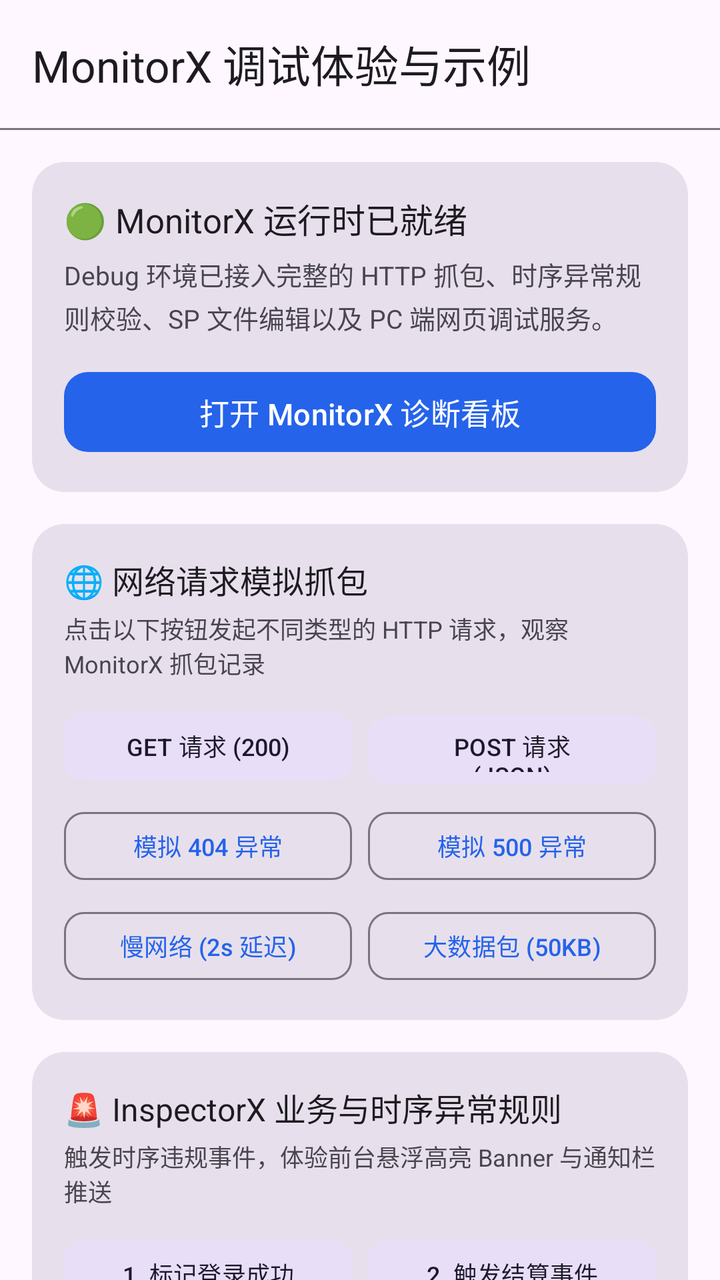
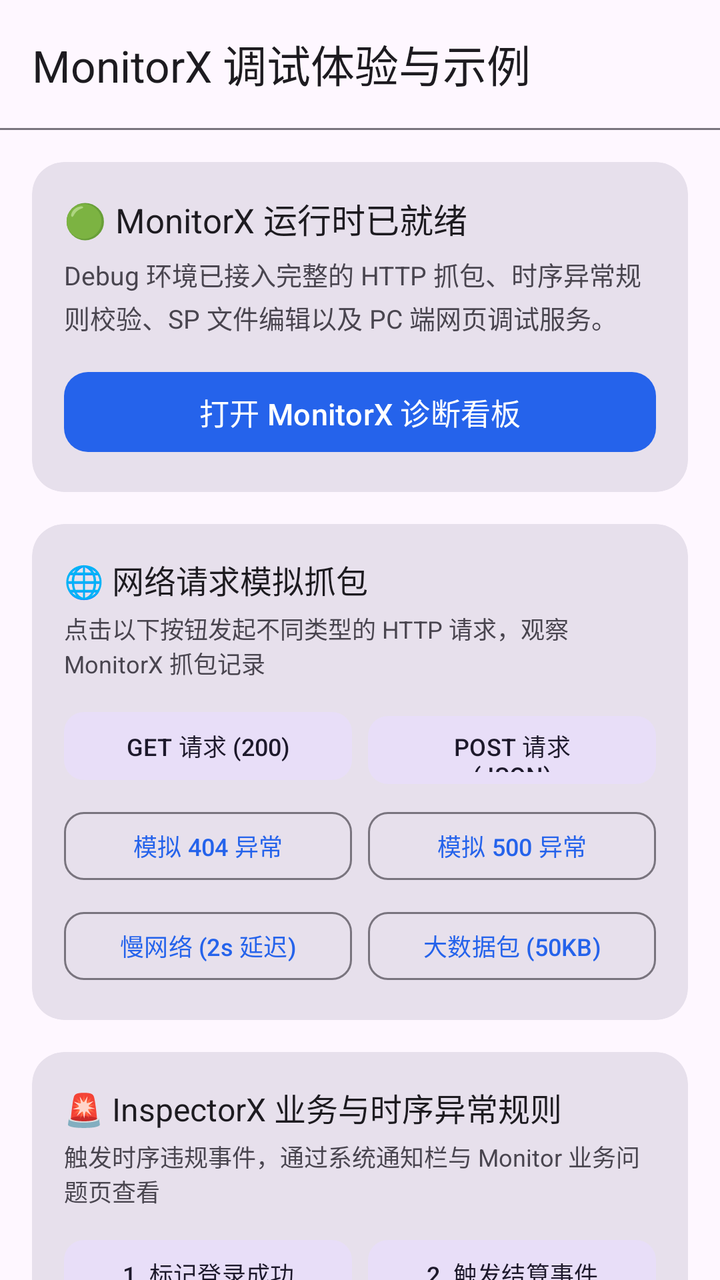

An Android layout rendered at two revisions. The XML below is the earlier revision; the diff shows what the commit changed to produce the second picture.
<!-- AndroidManifest.xml: application theme Theme.Sample -->
<!-- res/layout/activity_main.xml -->
<?xml version="1.0" encoding="utf-8"?>
<androidx.coordinatorlayout.widget.CoordinatorLayout xmlns:android="http://schemas.android.com/apk/res/android"
    xmlns:app="http://schemas.android.com/apk/res-auto"
    xmlns:tools="http://schemas.android.com/tools"
    android:id="@+id/coordinator_layout"
    android:layout_width="match_parent"
    android:layout_height="match_parent"
    android:background="?attr/colorSurface">

    <com.google.android.material.appbar.AppBarLayout
        android:id="@+id/app_bar_layout"
        android:layout_width="match_parent"
        android:layout_height="wrap_content"
        android:background="?attr/colorSurface"
        app:elevation="0dp">

        <com.google.android.material.appbar.MaterialToolbar
            android:id="@+id/toolbar"
            android:layout_width="match_parent"
            android:layout_height="?attr/actionBarSize"
            app:title="MonitorX 调试体验与示例"
            app:titleTextAppearance="@style/TextAppearance.Material3.TitleLarge" />

        <View
            android:layout_width="match_parent"
            android:layout_height="1dp"
            android:background="?attr/colorOutline" />

    </com.google.android.material.appbar.AppBarLayout>

    <androidx.core.widget.NestedScrollView
        android:id="@+id/scroll_view"
        android:layout_width="match_parent"
        android:layout_height="match_parent"
        android:clipToPadding="false"
        android:padding="16dp"
        app:layout_behavior="@string/appbar_scrolling_view_behavior">

        <LinearLayout
            android:layout_width="match_parent"
            android:layout_height="wrap_content"
            android:orientation="vertical">

            
            <com.google.android.material.card.MaterialCardView
                android:layout_width="match_parent"
                android:layout_height="wrap_content"
                app:cardBackgroundColor="?attr/colorSurfaceVariant"
                app:cardCornerRadius="16dp"
                app:cardElevation="0dp"
                app:strokeWidth="0dp">

                <LinearLayout
                    android:layout_width="match_parent"
                    android:layout_height="wrap_content"
                    android:orientation="vertical"
                    android:padding="16dp">

                    <TextView
                        android:id="@+id/tv_status_title"
                        android:layout_width="wrap_content"
                        android:layout_height="wrap_content"
                        android:fontFamily="sans-serif-bold"
                        android:text="🟢 MonitorX 运行时已就绪"
                        android:textColor="?attr/colorOnSurface"
                        android:textSize="17sp" />

                    <TextView
                        android:id="@+id/tv_status_desc"
                        android:layout_width="wrap_content"
                        android:layout_height="wrap_content"
                        android:layout_marginTop="6dp"
                        android:lineSpacingExtra="3dp"
                        android:text="Debug 环境已接入完整的 HTTP 抓包、时序异常规则校验、SP 文件编辑以及 PC 端网页调试服务。"
                        android:textColor="?attr/colorOnSurfaceVariant"
                        android:textSize="13sp" />

                    <com.google.android.material.button.MaterialButton
                        android:id="@+id/btn_open_monitor"
                        style="@style/Widget.Material3.Button"
                        android:layout_width="match_parent"
                        android:layout_height="48dp"
                        android:layout_marginTop="14dp"
                        android:text="打开 MonitorX 诊断看板"
                        android:textSize="15sp"
                        app:cornerRadius="12dp" />

                </LinearLayout>
            </com.google.android.material.card.MaterialCardView>

            
            <com.google.android.material.card.MaterialCardView
                android:layout_width="match_parent"
                android:layout_height="wrap_content"
                android:layout_marginTop="16dp"
                app:cardBackgroundColor="?attr/colorSurfaceVariant"
                app:cardCornerRadius="16dp"
                app:cardElevation="0dp"
                app:strokeWidth="0dp">

                <LinearLayout
                    android:layout_width="match_parent"
                    android:layout_height="wrap_content"
                    android:orientation="vertical"
                    android:padding="16dp">

                    <TextView
                        android:layout_width="wrap_content"
                        android:layout_height="wrap_content"
                        android:fontFamily="sans-serif-bold"
                        android:text="🌐 网络请求模拟抓包"
                        android:textColor="?attr/colorOnSurface"
                        android:textSize="16sp" />

                    <TextView
                        android:layout_width="wrap_content"
                        android:layout_height="wrap_content"
                        android:layout_marginTop="4dp"
                        android:text="点击以下按钮发起不同类型的 HTTP 请求，观察 MonitorX 抓包记录"
                        android:textColor="?attr/colorOnSurfaceVariant"
                        android:textSize="12sp" />

                    
                    <LinearLayout
                        android:layout_width="match_parent"
                        android:layout_height="wrap_content"
                        android:layout_marginTop="12dp"
                        android:orientation="horizontal">

                        <com.google.android.material.button.MaterialButton
                            android:id="@+id/btn_req_get"
                            style="@style/Widget.Material3.Button.TonalButton"
                            android:layout_width="0dp"
                            android:layout_height="42dp"
                            android:layout_weight="1"
                            android:text="GET 请求 (200)"
                            android:textSize="12sp"
                            app:cornerRadius="10dp" />

                        <com.google.android.material.button.MaterialButton
                            android:id="@+id/btn_req_post"
                            style="@style/Widget.Material3.Button.TonalButton"
                            android:layout_width="0dp"
                            android:layout_height="42dp"
                            android:layout_marginStart="8dp"
                            android:layout_weight="1"
                            android:text="POST 请求 (JSON)"
                            android:textSize="12sp"
                            app:cornerRadius="10dp" />
                    </LinearLayout>

                    <LinearLayout
                        android:layout_width="match_parent"
                        android:layout_height="wrap_content"
                        android:layout_marginTop="8dp"
                        android:orientation="horizontal">

                        <com.google.android.material.button.MaterialButton
                            android:id="@+id/btn_req_404"
                            style="@style/Widget.Material3.Button.OutlinedButton"
                            android:layout_width="0dp"
                            android:layout_height="42dp"
                            android:layout_weight="1"
                            android:text="模拟 404 异常"
                            android:textSize="12sp"
                            app:cornerRadius="10dp" />

                        <com.google.android.material.button.MaterialButton
                            android:id="@+id/btn_req_500"
                            style="@style/Widget.Material3.Button.OutlinedButton"
                            android:layout_width="0dp"
                            android:layout_height="42dp"
                            android:layout_marginStart="8dp"
                            android:layout_weight="1"
                            android:text="模拟 500 异常"
                            android:textSize="12sp"
                            app:cornerRadius="10dp" />
                    </LinearLayout>

                    <LinearLayout
                        android:layout_width="match_parent"
                        android:layout_height="wrap_content"
                        android:layout_marginTop="8dp"
                        android:orientation="horizontal">

                        <com.google.android.material.button.MaterialButton
                            android:id="@+id/btn_req_delay"
                            style="@style/Widget.Material3.Button.OutlinedButton"
                            android:layout_width="0dp"
                            android:layout_height="42dp"
                            android:layout_weight="1"
                            android:text="慢网络 (2s 延迟)"
                            android:textSize="12sp"
                            app:cornerRadius="10dp" />

                        <com.google.android.material.button.MaterialButton
                            android:id="@+id/btn_req_large"
                            style="@style/Widget.Material3.Button.OutlinedButton"
                            android:layout_width="0dp"
                            android:layout_height="42dp"
                            android:layout_marginStart="8dp"
                            android:layout_weight="1"
                            android:text="大数据包 (50KB)"
                            android:textSize="12sp"
                            app:cornerRadius="10dp" />
                    </LinearLayout>

                </LinearLayout>
            </com.google.android.material.card.MaterialCardView>

            
            <com.google.android.material.card.MaterialCardView
                android:layout_width="match_parent"
                android:layout_height="wrap_content"
                android:layout_marginTop="16dp"
                app:cardBackgroundColor="?attr/colorSurfaceVariant"
                app:cardCornerRadius="16dp"
                app:cardElevation="0dp"
                app:strokeWidth="0dp">

                <LinearLayout
                    android:layout_width="match_parent"
                    android:layout_height="wrap_content"
                    android:orientation="vertical"
                    android:padding="16dp">

                    <TextView
                        android:layout_width="wrap_content"
                        android:layout_height="wrap_content"
                        android:fontFamily="sans-serif-bold"
                        android:text="🚨 InspectorX 业务与时序异常规则"
                        android:textColor="?attr/colorOnSurface"
                        android:textSize="16sp" />

                    <TextView
                        android:layout_width="wrap_content"
                        android:layout_height="wrap_content"
                        android:layout_marginTop="4dp"
                        android:text="触发时序违规事件，体验前台悬浮高亮 Banner 与通知栏推送"
                        android:textColor="?attr/colorOnSurfaceVariant"
                        android:textSize="12sp" />

                    <LinearLayout
                        android:layout_width="match_parent"
                        android:layout_height="wrap_content"
                        android:layout_marginTop="12dp"
                        android:orientation="horizontal">

                        <com.google.android.material.button.MaterialButton
                            android:id="@+id/btn_rule_login"
                            style="@style/Widget.Material3.Button.TonalButton"
                            android:layout_width="0dp"
                            android:layout_height="42dp"
                            android:layout_weight="1"
                            android:text="1. 标记登录成功"
                            android:textSize="12sp"
                            app:cornerRadius="10dp" />

                        <com.google.android.material.button.MaterialButton
                            android:id="@+id/btn_rule_checkout"
                            style="@style/Widget.Material3.Button.TonalButton"
                            android:layout_width="0dp"
                            android:layout_height="42dp"
                            android:layout_marginStart="8dp"
                            android:layout_weight="1"
                            android:text="2. 触发结算事件"
                            android:textSize="12sp"
                            app:cornerRadius="10dp" />
                    </LinearLayout>

                    <com.google.android.material.button.MaterialButton
                        android:id="@+id/btn_rule_violate_direct"
                        style="@style/Widget.Material3.Button"
                        android:layout_width="match_parent"
                        android:layout_height="44dp"
                        android:layout_marginTop="8dp"
                        android:backgroundTint="@color/monitor_status_error"
                        android:text="一键触发【未登录直接结算】异常告警"
                        android:textSize="13sp"
                        app:cornerRadius="10dp" />

                    <com.google.android.material.button.MaterialButton
                        android:id="@+id/btn_rule_rate"
                        style="@style/Widget.Material3.Button.OutlinedButton"
                        android:layout_width="match_parent"
                        android:layout_height="44dp"
                        android:layout_marginTop="8dp"
                        android:text="触发【3秒内重复下单】频率告警"
                        android:textSize="13sp"
                        app:cornerRadius="10dp" />

                </LinearLayout>
            </com.google.android.material.card.MaterialCardView>

            
            <com.google.android.material.card.MaterialCardView
                android:layout_width="match_parent"
                android:layout_height="wrap_content"
                android:layout_marginTop="16dp"
                app:cardBackgroundColor="?attr/colorSurfaceVariant"
                app:cardCornerRadius="16dp"
                app:cardElevation="0dp"
                app:strokeWidth="0dp">

                <LinearLayout
                    android:layout_width="match_parent"
                    android:layout_height="wrap_content"
                    android:orientation="vertical"
                    android:padding="16dp">

                    <TextView
                        android:layout_width="wrap_content"
                        android:layout_height="wrap_content"
                        android:fontFamily="sans-serif-bold"
                        android:text="📁 SharedPreferences 存储调试"
                        android:textColor="?attr/colorOnSurface"
                        android:textSize="16sp" />

                    <TextView
                        android:layout_width="wrap_content"
                        android:layout_height="wrap_content"
                        android:layout_marginTop="4dp"
                        android:text="写入测试数据后，可直接在 MonitorX 的 SP 页面中进行可视化搜索与修改"
                        android:textColor="?attr/colorOnSurfaceVariant"
                        android:textSize="12sp" />

                    <com.google.android.material.button.MaterialButton
                        android:id="@+id/btn_sp_write"
                        style="@style/Widget.Material3.Button.TonalButton"
                        android:layout_width="match_parent"
                        android:layout_height="44dp"
                        android:layout_marginTop="12dp"
                        android:text="向 user_profile 写入随机数据"
                        android:textSize="13sp"
                        app:cornerRadius="10dp" />

                </LinearLayout>
            </com.google.android.material.card.MaterialCardView>

            
            <com.google.android.material.card.MaterialCardView
                android:layout_width="match_parent"
                android:layout_height="wrap_content"
                android:layout_marginTop="16dp"
                android:layout_marginBottom="32dp"
                app:cardBackgroundColor="?attr/colorSurfaceVariant"
                app:cardCornerRadius="16dp"
                app:cardElevation="0dp"
                app:strokeWidth="0dp">

                <LinearLayout
                    android:layout_width="match_parent"
                    android:layout_height="wrap_content"
                    android:orientation="vertical"
                    android:padding="16dp">

                    <LinearLayout
                        android:layout_width="match_parent"
                        android:layout_height="wrap_content"
                        android:gravity="center_vertical"
                        android:orientation="horizontal">

                        <TextView
                            android:layout_width="0dp"
                            android:layout_height="wrap_content"
                            android:layout_weight="1"
                            android:fontFamily="sans-serif-bold"
                            android:text="📋 交互实时日志"
                            android:textColor="?attr/colorOnSurface"
                            android:textSize="14sp" />

                        <TextView
                            android:id="@+id/tv_clear_log"
                            android:layout_width="wrap_content"
                            android:layout_height="wrap_content"
                            android:padding="4dp"
                            android:text="清空日志"
                            android:textColor="?attr/colorPrimary"
                            android:textSize="12sp" />
                    </LinearLayout>

                    <TextView
                        android:id="@+id/tv_console"
                        android:layout_width="match_parent"
                        android:layout_height="wrap_content"
                        android:layout_marginTop="8dp"
                        android:fontFamily="monospace"
                        android:lineSpacingExtra="3dp"
                        android:minLines="4"
                        android:text="Ready. 点击上方按钮开始测试网络抓包与业务时序..."
                        android:textColor="?attr/colorOnSurface"
                        android:textSize="11sp" />

                </LinearLayout>
            </com.google.android.material.card.MaterialCardView>

        </LinearLayout>
    </androidx.core.widget.NestedScrollView>

</androidx.coordinatorlayout.widget.CoordinatorLayout>
<!-- resources referenced by this layout -->
<resources>
  <color name="monitor_status_error">#DC2626</color>
  <style name="Theme.Sample" parent="Theme.Material3.DayNight.NoActionBar">
          <item name="colorPrimary">#2563EB</item>
          <item name="colorPrimaryDark">#1D4ED8</item>
          <item name="colorSecondary">#3B82F6</item>
          <item name="colorAccent">#F43F5E</item>
  
          <item name="android:statusBarColor">@android:color/transparent</item>
          <item name="android:navigationBarColor">@android:color/transparent</item>
      </style>
</resources>

<!-- the commit's change to res/layout/activity_main.xml (unified diff, before → after) -->
@@ -236,7 +236,7 @@
                         android:layout_width="wrap_content"
                         android:layout_height="wrap_content"
                         android:layout_marginTop="4dp"
-                        android:text="触发时序违规事件，体验前台悬浮高亮 Banner 与通知栏推送"
+                        android:text="触发时序违规事件，通过系统通知栏与 Monitor 业务问题页查看"
                         android:textColor="?attr/colorOnSurfaceVariant"
                         android:textSize="12sp" />
 
@@ -274,7 +274,7 @@
                         android:layout_width="match_parent"
                         android:layout_height="44dp"
                         android:layout_marginTop="8dp"
-                        android:backgroundTint="@color/monitor_status_error"
+                        android:backgroundTint="@color/sample_status_error"
                         android:text="一键触发【未登录直接结算】异常告警"
                         android:textSize="13sp"
                         app:cornerRadius="10dp" />
<!-- resource entries referenced after the edit -->
@@ -1,6 +1,6 @@
 <!-- resources referenced by this layout -->
 <resources>
-  <color name="monitor_status_error">#DC2626</color>
+  <color name="sample_status_error">#DC2626</color>
   <style name="Theme.Sample" parent="Theme.Material3.DayNight.NoActionBar">
           <item name="colorPrimary">#2563EB</item>
           <item name="colorPrimaryDark">#1D4ED8</item>
